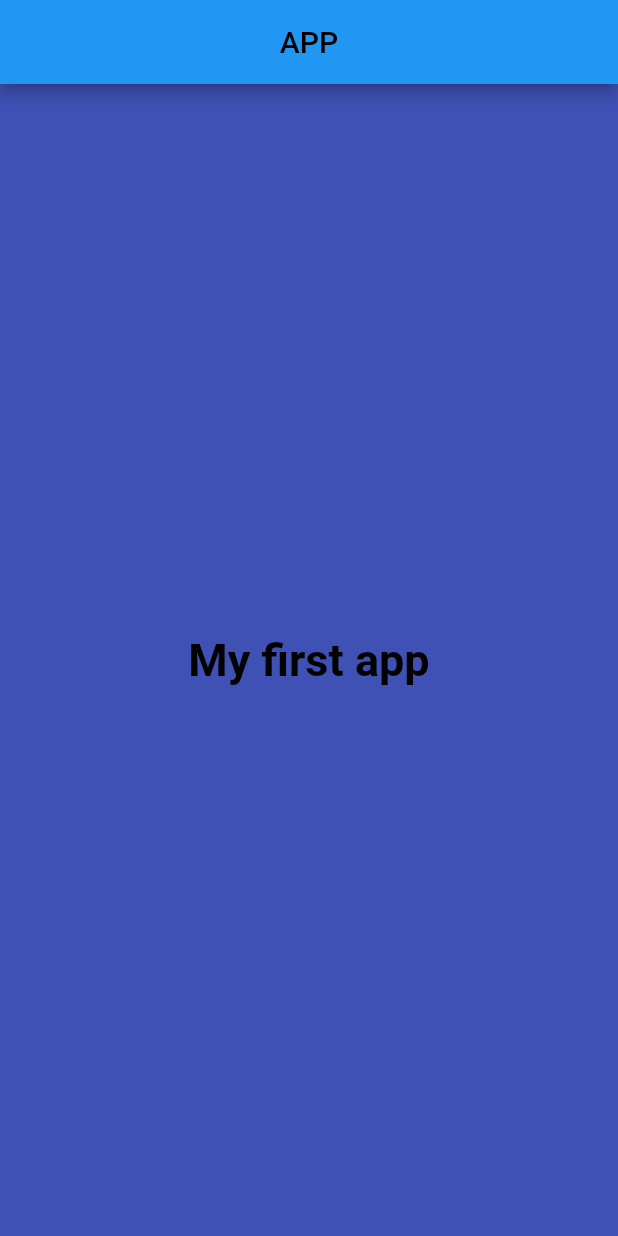
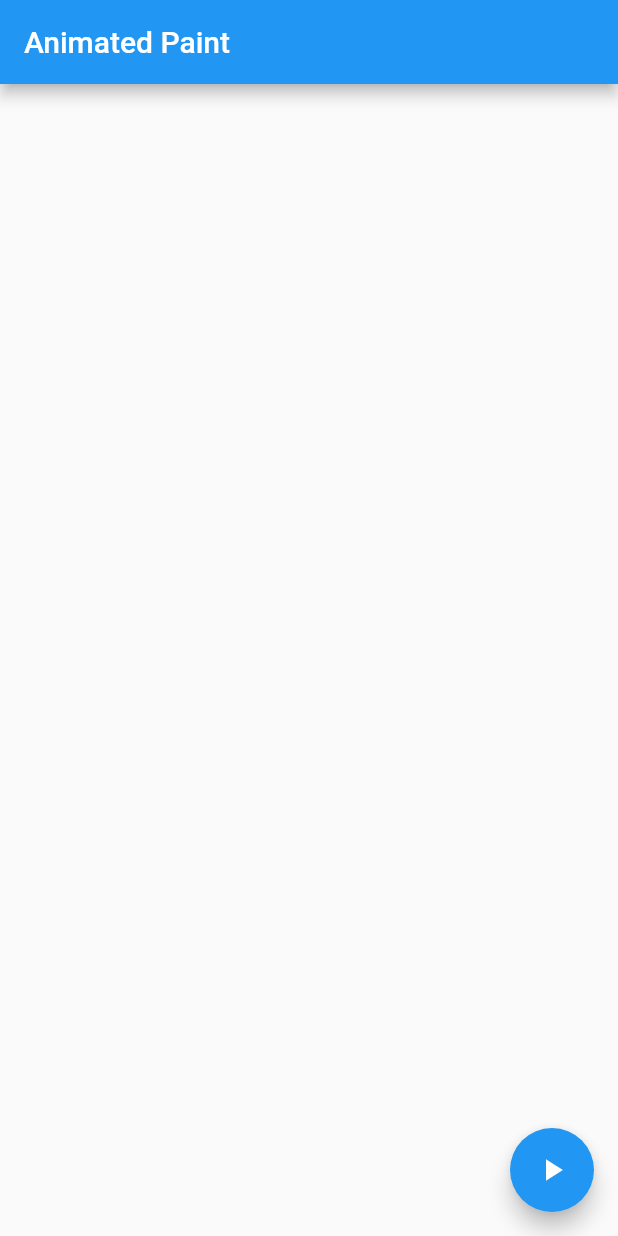
Before and after one commit to softproto/spliner, a Flutter app: the screen it shows after launch, on a phone screen of 412 x 824 dp. Run offline on Flutter 3.47's test engine with Material 2 defaults, Android fonts, the phone set to English and light mode, and no system bars.

Commit message:
implement draw by the path

```diff
--- a/lib/main.dart
+++ b/lib/main.dart
@@ -1,32 +1,178 @@
+import 'dart:ui';
+
 import 'package:flutter/material.dart';
 // import 'dart:math' as math;
 
+void main() => runApp(
+      const MaterialApp(
+        home: AnimatedPathDemo(),
+      ),
+    );
+
+class AnimatedPathPainter extends CustomPainter {
+  final Animation<double> _animation;
+
+  AnimatedPathPainter(this._animation) : super(repaint: _animation);
+
+  Path _createAnyPath(Size size) {
+    return Path()
+      ..moveTo(size.height / 4, size.height / 4)
+      ..lineTo(size.height, size.width / 2)
+      ..lineTo(size.height / 2, size.width)
+      ..quadraticBezierTo(size.height / 2, 100, size.width, size.height)
+      ..lineTo(size.height / 2, size.width / 2)
+      ..quadraticBezierTo(200, 200, 100, 300);
+  }
+
+  @override
+  void paint(Canvas canvas, Size size) {
+    final animationPercent = _animation.value;
+
+    // print("Painting + $animationPercent - $size");
+
+    final path = createAnimatedPath(_createAnyPath(size), animationPercent);
+
+    final Paint paint = Paint();
+    paint.color = Colors.amberAccent;
+    paint.style = PaintingStyle.stroke;
+    paint.strokeWidth = 10.0;
+
+    canvas.drawPath(path, paint);
+  }
+
+  @override
+  bool shouldRepaint(CustomPainter oldDelegate) => true;
+}
+
+class AnimatedPathDemo extends StatefulWidget {
+  const AnimatedPathDemo({Key? key}) : super(key: key);
+
+  @override
+  _AnimatedPathDemoState createState() => _AnimatedPathDemoState();
+}
+
+class _AnimatedPathDemoState extends State<AnimatedPathDemo>
+    with SingleTickerProviderStateMixin {
+  late AnimationController _controller;
+
+  void _startAnimation() {
+    _controller.stop();
+    _controller.reset();
+    _controller.repeat(
+      period: const Duration(seconds: 5),
+    );
+  }
+
+  @override
+  Widget build(BuildContext context) {
+    return Scaffold(
+      appBar: AppBar(title: const Text('Animated Paint')),
+      body: SizedBox(
+        height: 300,
+        width: 300,
+        child: CustomPaint(
+          painter: AnimatedPathPainter(_controller),
+        ),
+      ),
+      floatingActionButton: FloatingActionButton(
+        onPressed: _startAnimation,
+        child: const Icon(Icons.play_arrow),
+      ),
+    );
+  }
+
+  @override
+  void initState() {
+    super.initState();
+    _controller = AnimationController(
+      vsync: this,
+    );
+  }
+
+  @override
+  void dispose() {
+    _controller.dispose();
+    super.dispose();
+  }
+}
+
+Path createAnimatedPath(
+  Path originalPath,
+  double animationPercent,
+) {
+  // ComputeMetrics can only be iterated once!
+  final totalLength = originalPath
+      .computeMetrics()
+      .fold(0.0, (double prev, PathMetric metric) => prev + metric.length);
+
+  final currentLength = totalLength * animationPercent;
+
+  return extractPathUntilLength(originalPath, currentLength);
+}
+
+Path extractPathUntilLength(
+  Path originalPath,
+  double length,
+) {
+  var currentLength = 0.0;
+
+  final path = Path();
+
+  var metricsIterator = originalPath.computeMetrics().iterator;
+
+  while (metricsIterator.moveNext()) {
+    var metric = metricsIterator.current;
+
+    var nextLength = currentLength + metric.length;
+
+    final isLastSegment = nextLength > length;
+    if (isLastSegment) {
+      final remainingLength = length - currentLength;
+      final pathSegment = metric.extractPath(0.0, remainingLength);
+
+      path.addPath(pathSegment, Offset.zero);
+      break;
+    } else {
+      // There might be a more efficient way of extracting an entire path
+      final pathSegment = metric.extractPath(0.0, metric.length);
+      path.addPath(pathSegment, Offset.zero);
+    }
+
+    currentLength = nextLength;
+  }
+
+  return path;
+}
+
+
+
+
 // void main() => runApp(MyApp());
 
-void main() {
-  runApp(MaterialApp(
-    home: Scaffold(
-      backgroundColor: Colors.indigo,
-      appBar: AppBar(
-        title: const Text(
-          "APP",
-          style: TextStyle(color: Colors.black),
-        ),
-        centerTitle: true,
-      ),
-      body: const Center(
-        child: Text(
-          "My first app",
-          style: TextStyle(
-            fontSize: 30,
-            fontWeight: FontWeight.bold,
-            color: Colors.black,
-          ),
-        ),
-      ),
-    ),
-  ));
-}
+// void main() {
+//   runApp(MaterialApp(
+//     home: Scaffold(
+//       backgroundColor: Colors.indigo,
+//       appBar: AppBar(
+//         title: const Text(
+//           "APP",
+//           style: TextStyle(color: Colors.black),
+//         ),
+//         centerTitle: true,
+//       ),
+//       body: const Center(
+//         child: Text(
+//           "My first app",
+//           style: TextStyle(
+//             fontSize: 30,
+//             fontWeight: FontWeight.bold,
+//             color: Colors.black,
+//           ),
+//         ),
+//       ),
+//     ),
+//   ));
+// }
 
 // class MyApp extends StatelessWidget {
 //   @override
```
